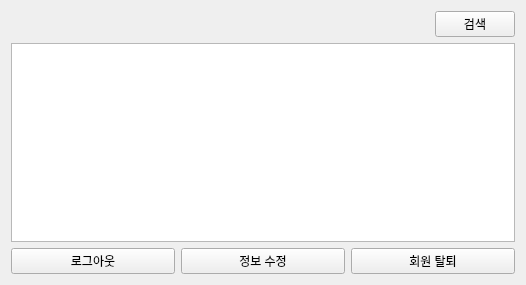
First picture: the form in user_mainpage.ui, repository wnghks7787/veda_project1, before the edit.
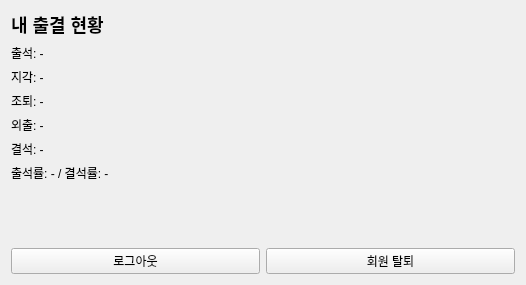
Second picture: the form after the edit.

What changed in the file:
```diff
--- a/user_mainpage.ui
+++ b/user_mainpage.ui
@@ -14,20 +14,13 @@
    <string>Form</string>
   </property>
   <layout class="QGridLayout" name="gridLayout">
-   <item row="1" column="2">
+   <item row="1" column="1">
     <widget class="QPushButton" name="withdraw_button">
      <property name="text">
       <string>회원 탈퇴</string>
      </property>
     </widget>
    </item>
-   <item row="1" column="1">
-    <widget class="QPushButton" name="modify_button">
-     <property name="text">
-      <string>정보 수정</string>
-     </property>
-    </widget>
-   </item>
    <item row="1" column="0">
     <widget class="QPushButton" name="logout_button">
      <property name="text">
@@ -35,31 +28,70 @@
      </property>
     </widget>
    </item>
-   <item row="0" column="0" colspan="3">
-    <layout class="QGridLayout" name="main_layout">
-     <item row="2" column="0">
-      <spacer name="top_spacer">
+   <item row="0" column="0" colspan="2">
+    <layout class="QVBoxLayout" name="main_layout">
+     <item>
+      <widget class="QLabel" name="label_title">
+       <property name="text">
+        <string>&lt;h2&gt;내 출결 현황&lt;/h2&gt;</string>
+       </property>
+      </widget>
+     </item>
+     <item>
+      <widget class="QLabel" name="label_present">
+       <property name="text">
+        <string>출석: -</string>
+       </property>
+      </widget>
+     </item>
+     <item>
+      <widget class="QLabel" name="label_late">
+       <property name="text">
+        <string>지각: -</string>
+       </property>
+      </widget>
+     </item>
+     <item>
+      <widget class="QLabel" name="label_early">
+       <property name="text">
+        <string>조퇴: -</string>
+       </property>
+      </widget>
+     </item>
+     <item>
+      <widget class="QLabel" name="label_out">
+       <property name="text">
+        <string>외출: -</string>
+       </property>
+      </widget>
+     </item>
+     <item>
+      <widget class="QLabel" name="label_absent">
+       <property name="text">
+        <string>결석: -</string>
+       </property>
+      </widget>
+     </item>
+     <item>
+      <widget class="QLabel" name="label_rate">
+       <property name="text">
+        <string>출석률: - / 결석률: -</string>
+       </property>
+      </widget>
+     </item>
+     <item>
+      <spacer name="verticalSpacer">
        <property name="orientation">
-        <enum>Qt::Orientation::Horizontal</enum>
+        <enum>Qt::Orientation::Vertical</enum>
        </property>
        <property name="sizeHint" stdset="0">
         <size>
-         <width>40</width>
-         <height>20</height>
+         <width>20</width>
+         <height>40</height>
         </size>
        </property>
       </spacer>
      </item>
-     <item row="2" column="1">
-      <widget class="QPushButton" name="search_button">
-       <property name="text">
-        <string>검색</string>
-       </property>
-      </widget>
-     </item>
-     <item row="3" column="0" colspan="2">
-      <widget class="QListView" name="main_view"/>
-     </item>
     </layout>
    </item>
   </layout>
```
